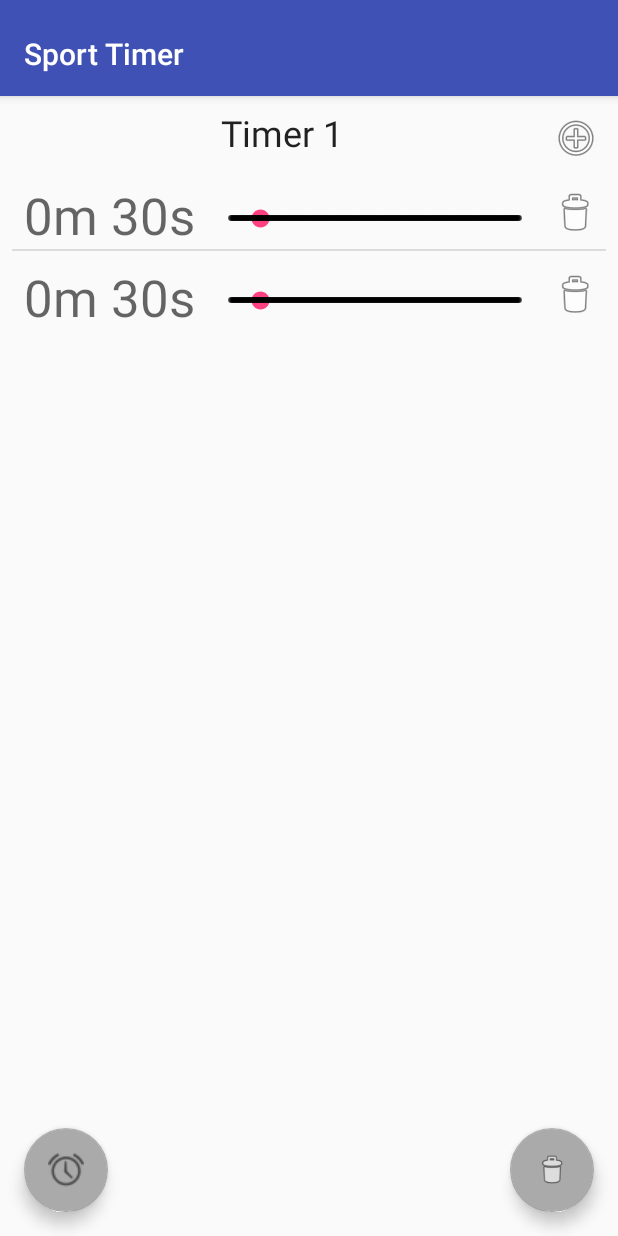
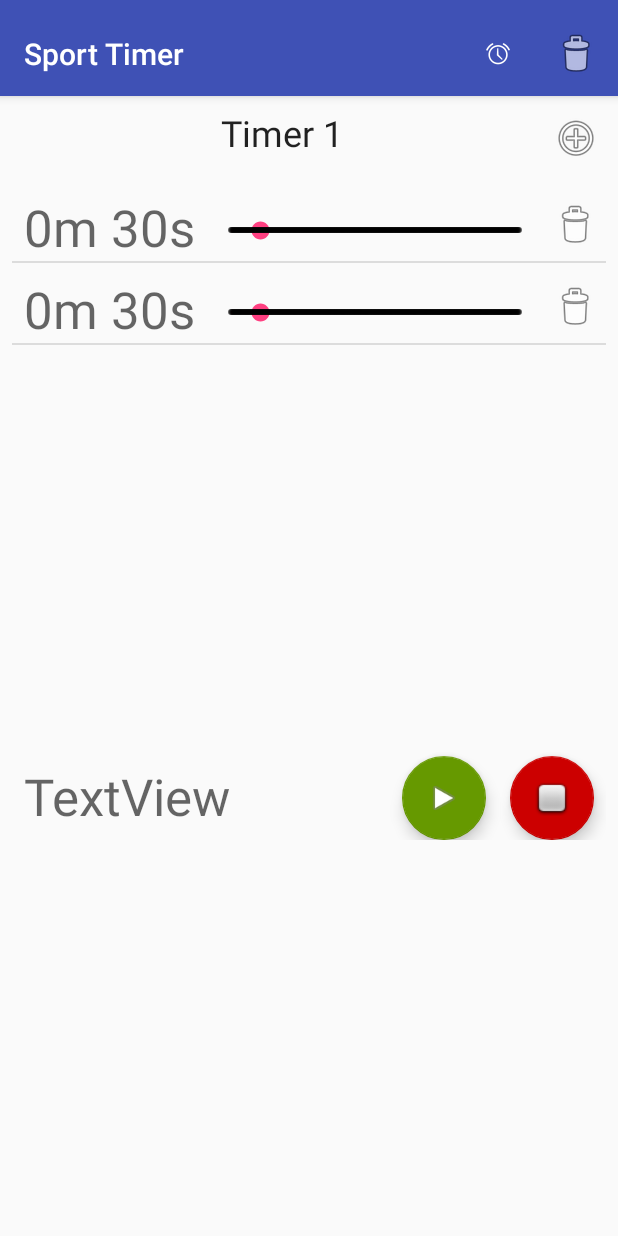
Before and after one commit to jeancharles-roger/SportTimerAndroid, an Android app: the screen it shows after launch (MainActivity), on a phone screen of 412 x 824 dp. Run offline under Robolectric (Android 15) with nearby library versions, the light colour scheme and no system bars.

Commit message:
Again, better layout

```diff
--- a/app/src/main/java/fr/minibilles/sporttimer/MainActivity.kt
+++ b/app/src/main/java/fr/minibilles/sporttimer/MainActivity.kt
@@ -2,12 +2,12 @@ package fr.minibilles.sporttimer
 
 import android.content.Context
 import android.os.Bundle
-import android.support.design.widget.Snackbar
 import android.support.v4.app.Fragment
 import android.support.v4.app.FragmentManager
 import android.support.v4.app.FragmentPagerAdapter
 import android.support.v7.app.AppCompatActivity
 import android.view.Menu
+import android.view.MenuItem
 import kotlinx.android.synthetic.main.activity_main.*
 import org.json.JSONArray
 import org.json.JSONTokener
@@ -59,35 +59,29 @@ class MainActivity : AppCompatActivity() {
 
         // Set up the ViewPager with the sections adapter.
         container.adapter = mSectionsPagerAdapter
-
-        val deleteButton = delete
-
-        add.setOnClickListener {
-            val newTimer = TimerDescription(newTimerName(timers))
-            timers.add(newTimer)
-            container.adapter = mSectionsPagerAdapter
-            container.currentItem = timers.size - 1
-            deleteButton.isEnabled = timers.size > 1
-
-            Snackbar.make(it, "Added '${newTimer.name}'", Snackbar.LENGTH_LONG).show()
-            notifyTimersChanged()
-        }
-
-        delete.setOnClickListener {
-            val removedTimer = timers[container.currentItem]
-            timers.removeAt(container.currentItem)
-            container.adapter = mSectionsPagerAdapter
-
-            deleteButton.isEnabled = timers.size > 1
-            Snackbar.make(it, "Deleted '${removedTimer.name}'", Snackbar.LENGTH_LONG).show()
-            notifyTimersChanged()
-        }
-        delete.isEnabled = timers.size > 1
     }
 
     fun notifyTimersChanged() {
         // Saves timer each time, may change to a later save
         saveTimers()
+    }
+
+    fun addTimer() {
+        val newTimer = TimerDescription(newTimerName(timers))
+        timers.add(newTimer)
+        container.adapter = mSectionsPagerAdapter
+        container.currentItem = timers.size - 1
+
+        notifyTimersChanged()
+    }
+
+    fun deleteTimer() {
+        if (timers.size > 1) {
+            timers.removeAt(container.currentItem)
+            container.adapter = mSectionsPagerAdapter
+
+            notifyTimersChanged()
+        }
     }
 
     override fun onCreateOptionsMenu(menu: Menu): Boolean {
@@ -96,20 +90,23 @@ class MainActivity : AppCompatActivity() {
         return true
     }
 
-    /*
     override fun onOptionsItemSelected(item: MenuItem): Boolean {
         // Handle action bar item clicks here. The action bar will
         // automatically handle clicks on the Home/Up button, so long
         // as you specify a parent activity in AndroidManifest.xml.
         val id = item.itemId
 
-        if (id == R.id.action_settings) {
+        if (id == R.id.add_timer) {
+            addTimer()
+            return true
+        }
+        if (id == R.id.delete_timer) {
+            deleteTimer()
             return true
         }
 
         return super.onOptionsItemSelected(item)
     }
-    */
 
 
     /**
--- a/app/src/main/res/layout/activity_main.xml
+++ b/app/src/main/res/layout/activity_main.xml
@@ -32,25 +32,7 @@
     <android.support.v4.view.ViewPager
         android:id="@+id/container"
         android:layout_width="match_parent"
-        android:layout_height="match_parent"
+        android:layout_height="504dp"
         app:layout_behavior="@string/appbar_scrolling_view_behavior" />
 
-    <android.support.design.widget.FloatingActionButton
-        android:id="@+id/delete"
-        android:layout_width="wrap_content"
-        android:layout_height="wrap_content"
-        android:layout_gravity="end|bottom"
-        android:layout_margin="@dimen/fab_margin"
-        app:backgroundTint="@android:color/darker_gray"
-        app:srcCompat="@android:drawable/ic_menu_delete" />
-
-    <android.support.design.widget.FloatingActionButton
-        android:id="@+id/add"
-        android:layout_width="wrap_content"
-        android:layout_height="wrap_content"
-        android:layout_gravity="start|bottom"
-        android:layout_margin="@dimen/fab_margin"
-        app:backgroundTint="@android:color/darker_gray"
-        app:srcCompat="@android:drawable/ic_lock_idle_alarm" />
-
 </android.support.design.widget.CoordinatorLayout>
--- a/app/src/main/res/layout/fragment_main.xml
+++ b/app/src/main/res/layout/fragment_main.xml
@@ -11,38 +11,98 @@
         android:layout_width="0dp"
         android:layout_height="wrap_content"
         android:layout_marginEnd="8dp"
+        android:layout_marginLeft="16dp"
+        android:layout_marginRight="8dp"
         android:layout_marginStart="16dp"
         android:layout_marginTop="8dp"
         android:textAlignment="center"
         android:textAppearance="@style/TextAppearance.AppCompat.Headline"
         app:layout_constraintEnd_toStartOf="@+id/add_duration"
         app:layout_constraintStart_toStartOf="parent"
-        app:layout_constraintTop_toTopOf="parent"
-        android:layout_marginRight="8dp"
-        android:layout_marginLeft="16dp" />
+        app:layout_constraintTop_toTopOf="parent" />
 
     <ImageButton
         android:id="@+id/add_duration"
         android:layout_width="wrap_content"
         android:layout_height="wrap_content"
         android:layout_marginEnd="12dp"
+        android:layout_marginRight="12dp"
         android:layout_marginTop="12dp"
         android:background="@android:color/transparent"
         android:contentDescription="@string/add_duration"
         android:src="@android:drawable/ic_menu_add"
         app:layout_constraintEnd_toEndOf="parent"
-        app:layout_constraintTop_toTopOf="parent"
-        android:layout_marginRight="12dp" />
+        app:layout_constraintTop_toTopOf="parent" />
 
     <ListView
         android:id="@+id/timers"
         android:layout_width="0dp"
-        android:layout_height="wrap_content"
+        android:layout_height="0dp"
+        android:layout_marginBottom="8dp"
         android:layout_marginEnd="8dp"
         android:layout_marginStart="8dp"
-        android:layout_marginTop="8dp"
+        android:layout_marginTop="16dp"
+        android:scrollbars="vertical"
+        app:layout_constraintBottom_toTopOf="@+id/timingLayout"
         app:layout_constraintEnd_toEndOf="parent"
         app:layout_constraintStart_toStartOf="parent"
         app:layout_constraintTop_toBottomOf="@+id/timer_name" />
 
+    <android.support.constraint.ConstraintLayout
+        android:id="@+id/timingLayout"
+        android:layout_width="0dp"
+        android:layout_height="64dp"
+        android:layout_marginBottom="8dp"
+        android:layout_marginEnd="8dp"
+        android:layout_marginStart="8dp"
+        app:layout_constraintBottom_toBottomOf="parent"
+        app:layout_constraintEnd_toEndOf="parent"
+        app:layout_constraintStart_toStartOf="parent">
+
+        <TextView
+            android:id="@+id/time_view"
+            android:layout_width="0dp"
+            android:layout_height="wrap_content"
+            android:layout_marginEnd="8dp"
+            android:layout_marginStart="8dp"
+            android:layout_marginTop="12dp"
+            android:text="TextView"
+            android:textAlignment="textStart"
+            android:textAppearance="@style/TextAppearance.AppCompat.Display1"
+            app:layout_constraintEnd_toStartOf="@+id/start_button"
+            app:layout_constraintStart_toStartOf="parent"
+            app:layout_constraintTop_toTopOf="parent"
+            android:gravity="start" />
+
+        <android.support.design.widget.FloatingActionButton
+            android:id="@+id/start_button"
+            android:layout_width="wrap_content"
+            android:layout_height="wrap_content"
+            android:layout_marginEnd="16dp"
+            android:layout_marginTop="8dp"
+            android:clickable="true"
+            android:src="@android:drawable/ic_media_play"
+            app:backgroundTint="@android:color/holo_green_dark"
+            app:fabSize="normal"
+            app:layout_constraintEnd_toStartOf="@+id/stop_button"
+            app:layout_constraintTop_toTopOf="parent"
+            android:layout_marginRight="16dp"
+            android:focusable="true" />
+
+        <android.support.design.widget.FloatingActionButton
+            android:id="@+id/stop_button"
+            android:layout_width="wrap_content"
+            android:layout_height="wrap_content"
+            android:layout_marginEnd="8dp"
+            android:layout_marginTop="8dp"
+            android:clickable="true"
+            android:src="@android:drawable/checkbox_off_background"
+            app:backgroundTint="@android:color/holo_red_dark"
+            app:fabSize="normal"
+            app:layout_constraintEnd_toEndOf="parent"
+            app:layout_constraintTop_toTopOf="parent"
+            android:layout_marginRight="8dp"
+            android:focusable="true" />
+    </android.support.constraint.ConstraintLayout>
+
 </android.support.constraint.ConstraintLayout>
--- a/app/src/main/res/menu/menu_main.xml
+++ b/app/src/main/res/menu/menu_main.xml
@@ -1,10 +1,17 @@
-<menu xmlns:tools="http://schemas.android.com/tools"
+<menu xmlns:android="http://schemas.android.com/apk/res/android"
+    xmlns:app="http://schemas.android.com/apk/res-auto"
+    xmlns:tools="http://schemas.android.com/tools"
     tools:context="fr.minibilles.sporttimer.MainActivity">
-    <!--
     <item
-        android:id="@+id/action_settings"
+        android:id="@+id/delete_timer"
+        android:icon="@android:drawable/ic_menu_delete"
+        android:orderInCategory="101"
+        android:title="@string/delete_timer"
+        app:showAsAction="ifRoom" />
+    <item
+        android:id="@+id/add_timer"
+        android:icon="@android:drawable/ic_lock_idle_alarm"
         android:orderInCategory="100"
-        android:title="@string/action_settings"
-        app:showAsAction="never" />
-    -->
+        android:title="@string/add_timer"
+        app:showAsAction="ifRoom" />
 </menu>
--- a/app/src/main/res/values/strings.xml
+++ b/app/src/main/res/values/strings.xml
@@ -1,6 +1,8 @@
 <resources>
     <string name="app_name">Sport Timer</string>
     <string name="action_settings">Settings</string>
+    <string name="add_timer">Add timer</string>
+    <string name="delete_timer">Delete timer</string>
     <string name="delete_duration">Delete duration</string>
     <string name="add_duration">Add duration</string>
 </resources>
```
